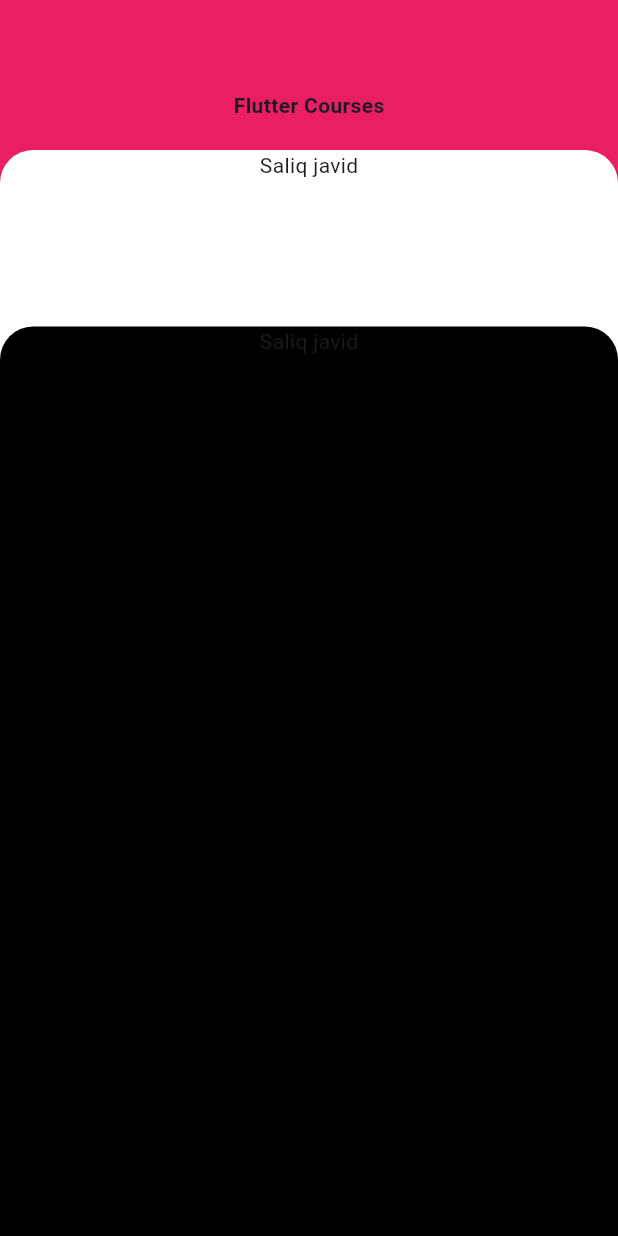
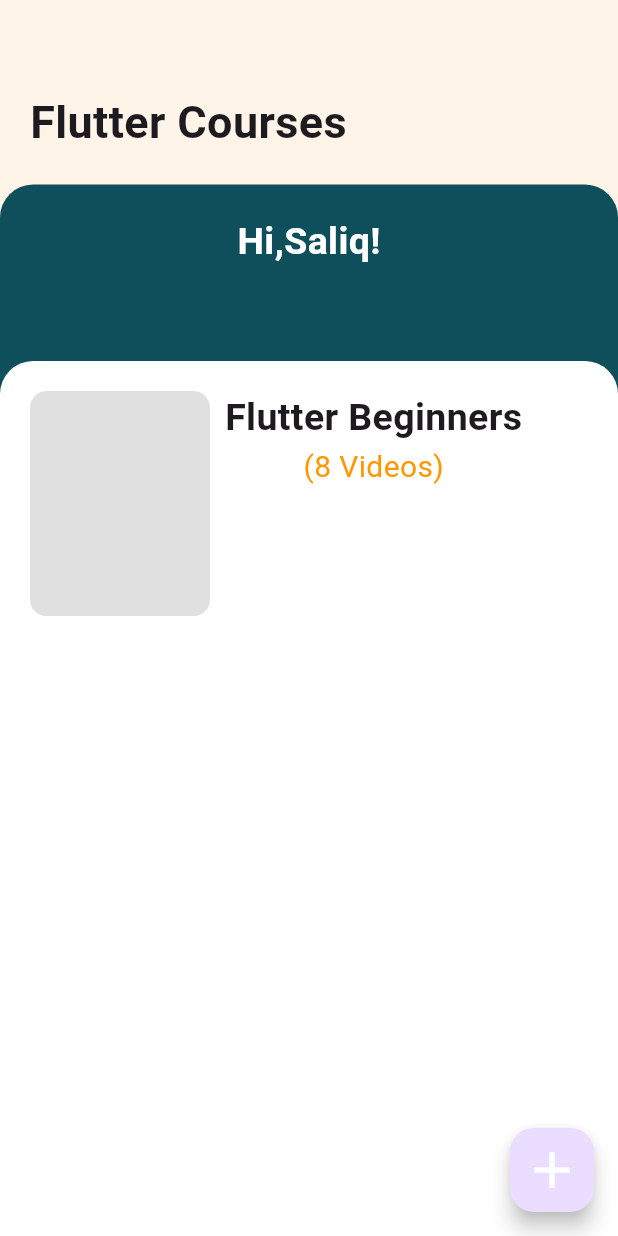
Before and after one commit to saliq03/Youtube-Video-Player, a Flutter app: the screen it shows after launch, on a phone screen of 412 x 824 dp. Run offline on Flutter 3.47's test engine with Material 3 defaults, Android fonts, the phone set to English and light mode, and no system bars.

Commit message:
AddCourse screen created

```diff
--- a/lib/Home.dart
+++ b/lib/Home.dart
@@ -1,4 +1,5 @@
 import 'package:flutter/material.dart';
+import 'package:youtube_video_player/AddCourse.dart';
 
 class Home extends StatefulWidget {
   const Home({super.key});
@@ -11,47 +12,72 @@
   @override
   Widget build(BuildContext context) {
     return Scaffold(
+      backgroundColor: Color(0xFFFFF4e7),
       body: Container(
-        color: Colors.pink,
+
         child: Column(
+          crossAxisAlignment: CrossAxisAlignment.start,
           children: [
             Padding(
               padding: const EdgeInsets.only(top: 60,left: 20,right: 20),
-              child: Text("Flutter Courses",style: TextStyle(fontWeight: FontWeight.bold),),
+              child: Text("Flutter Courses",style: TextStyle(fontWeight: FontWeight.bold,fontSize: 30),),
             ),
             SizedBox(height: 20,),
             Stack(
               children: [ Container(
+                padding: EdgeInsets.only(left: 20,right: 20,top: 20),
                 decoration: BoxDecoration(
-                  color: Colors.white,
-                  borderRadius: BorderRadius.circular(22)
+                  color: Color(0xFF0F4E5B),
+                  borderRadius: BorderRadius.only(topLeft: Radius.circular(22),topRight: Radius.circular(22))
                 ),
                 width: MediaQuery.of(context).size.width,
                 height: 500,
                 child: Column(
+
                   children: [
-                    Text("Saliq javid")
+                    Text("Hi,Saliq!",style: TextStyle(fontWeight: FontWeight.bold,color: Colors.white,fontSize: 25),),
+                    Text("")
                   ],
                 ),
               ),
                 Container(
                   margin: EdgeInsets.only(top: MediaQuery.of(context).size.height/7),
+                  padding: EdgeInsets.all(20),
                   decoration: BoxDecoration(
-                      color: Colors.black,
-                      borderRadius: BorderRadius.circular(22)
+                      color: Colors.white,
+                      borderRadius: BorderRadius.only(topLeft: Radius.circular(22),topRight: Radius.circular(22))
                   ),
                   width: MediaQuery.of(context).size.width,
-                  height: 663.101,
-                  child: Column(
+                  height: 640,
+                  child:ListView(
                     children: [
-                      Text("Saliq javid")
+                      Row(
+                        crossAxisAlignment: CrossAxisAlignment.start,
+                        children: [
+                          Container(
+                            decoration: BoxDecoration(borderRadius: BorderRadius.circular(11),color: Colors.black12,),
+                            height: 150,width: 120,),
+                          SizedBox(width: 10,),
+                          Column(
+                            children: [
+                              Text("Flutter Beginners",style: TextStyle(fontSize: 25,fontWeight: FontWeight.bold),),
+                              Text("(8 Videos)",style: TextStyle(color: Colors.orange,fontSize: 20),)
+                            ],
+                          )
+                        ],
+                      ),
                     ],
-                  ),
+                  )
                 )
               ],
             )
           ],
         )
-      ));
+      ),
+    floatingActionButton: FloatingActionButton(onPressed: () {
+      Navigator.push(context, MaterialPageRoute(builder: (context)=>Addcourse()));
+    },child: Icon(Icons.add,size: 40,color: Colors.white,),),
+    );
+
   }
 }
```
Also changed, not shown: lib/AddCourse.dart (added, +73 -0 lines).
